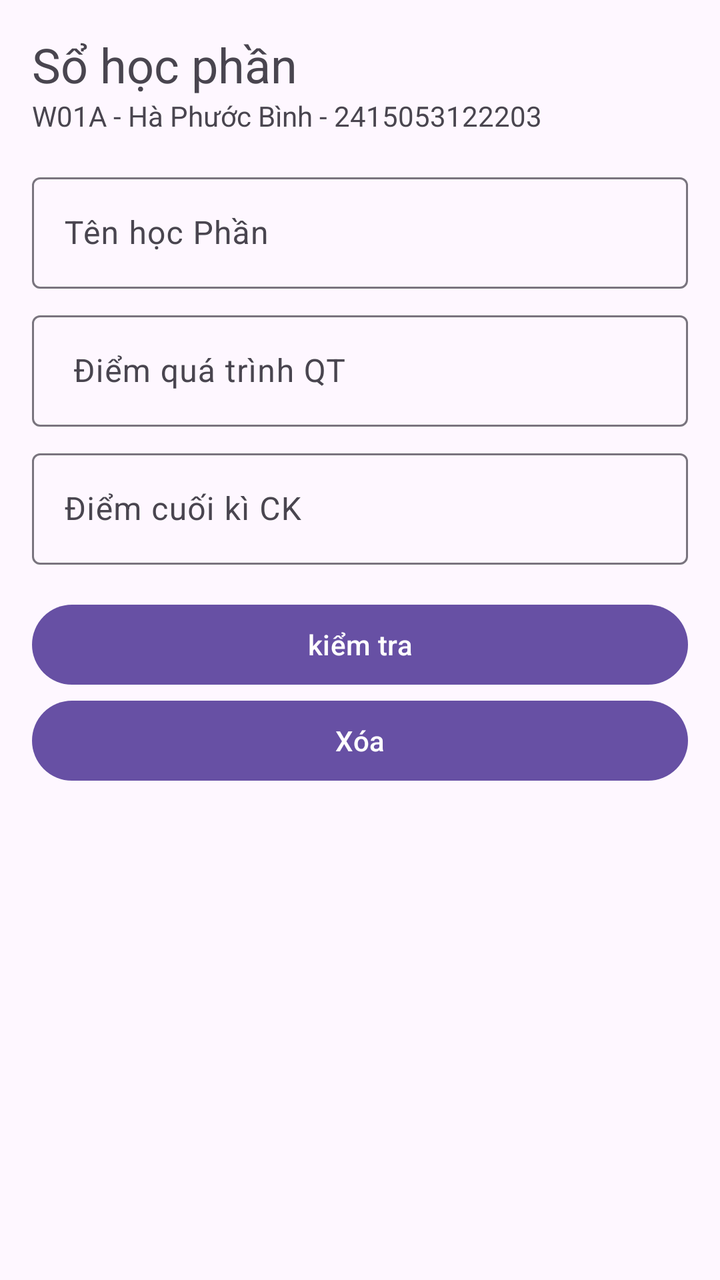
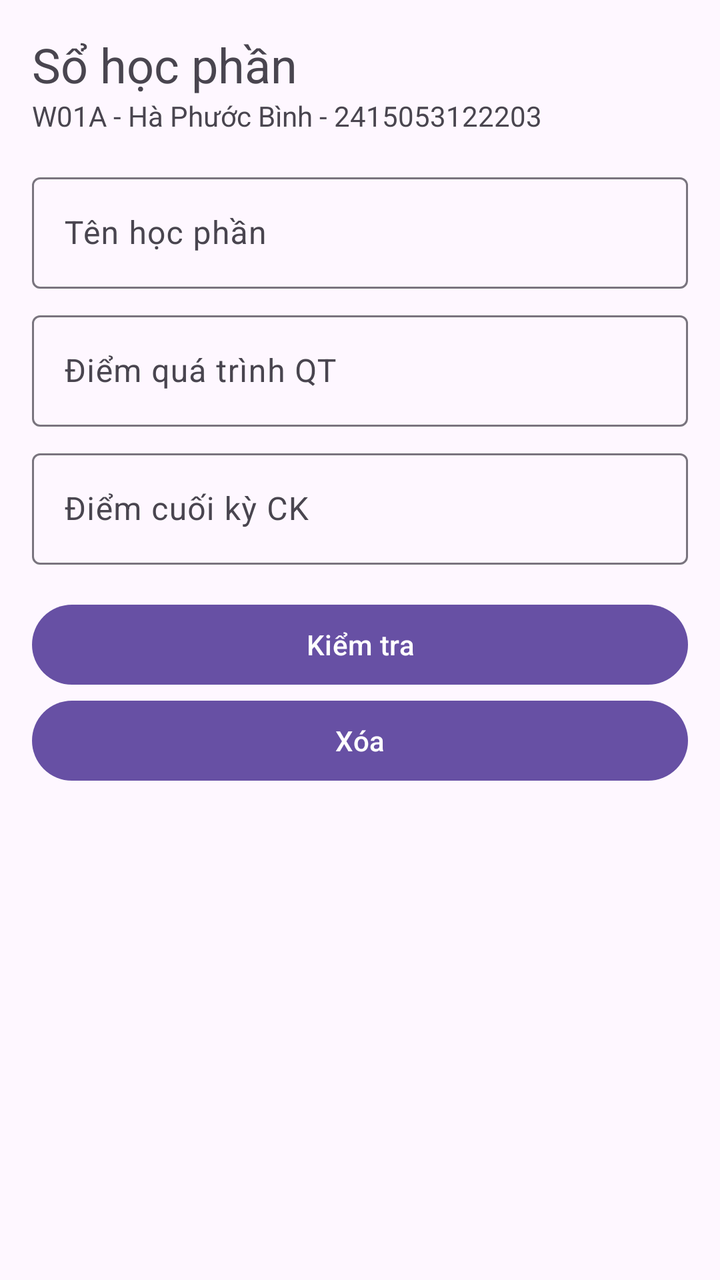

Before-and-after screenshots of an Android layout around one commit, followed by the original layout XML and the change that was made.
<!-- AndroidManifest.xml: application theme Theme._126TLTTD01_2415053122203 -->
<!-- res/layout/activity_main.xml -->
<?xml version="1.0" encoding="utf-8"?>
<ScrollView xmlns:android="http://schemas.android.com/apk/res/android"
    android:id="@+id/main"
    android:layout_width="match_parent"
    android:layout_height="match_parent">
<LinearLayout
  android:layout_width="match_parent"
  android:layout_height="wrap_content"
  android:orientation="vertical"
    android:padding="16dp">
    <TextView
        android:layout_width="wrap_content"
        android:layout_height="wrap_content"
        android:text="Sổ học phần"
        android:textSize="24sp"/>
    <TextView
        android:layout_width="wrap_content"
        android:layout_height="wrap_content"
        android:text="W01A - Hà Phước Bình - 2415053122203" />
    <com.google.android.material.textfield.TextInputLayout
        android:id="@+id/tilTen"
        android:layout_width="match_parent"
        android:layout_height="wrap_content"
        android:layout_marginTop="16dp"
        android:hint="Tên học Phần">
        <com.google.android.material.textfield.TextInputEditText
            android:id="@+id/edtTen"
            android:layout_width="match_parent"
            android:layout_height="wrap_content" />
    </com.google.android.material.textfield.TextInputLayout>
    <com.google.android.material.textfield.TextInputLayout
        android:id="@+id/tiLQT"
        android:layout_width="match_parent"
        android:layout_height="wrap_content"
        android:layout_marginTop="8dp"
        android:hint=" Điểm quá trình QT">
     <com.google.android.material.textfield.TextInputEditText
         android:id="@+id/edtQt"
         android:layout_width="match_parent"
         android:layout_height="wrap_content"
         android:inputType="numberDecimal"/>
    </com.google.android.material.textfield.TextInputLayout>
    <com.google.android.material.textfield.TextInputLayout
        android:id="@+id/tiLCk"
        android:layout_width="match_parent"
        android:layout_height="wrap_content"
        android:layout_marginTop="8dp"
        android:hint="Điểm cuối kì CK">
     <com.google.android.material.textfield.TextInputEditText
         android:id="@+id/edtCk"
         android:layout_width="match_parent"
         android:layout_height="wrap_content"
         android:inputType="numberDecimal"/>
    </com.google.android.material.textfield.TextInputLayout>
    <com.google.android.material.button.MaterialButton
        android:id="@+id/btnKiemTra"
        android:layout_width="match_parent"
        android:layout_height="wrap_content"
        android:layout_marginTop="16dp"
        android:text="kiểm tra"/>
    <com.google.android.material.button.MaterialButton
        android:id="@+id/btnXoa"
        android:layout_width="match_parent"
        android:layout_height="wrap_content"
        android:text="Xóa"/>
    <TextView
        android:id="@+id/txtKetqua"
        android:layout_width="match_parent"
        android:layout_height="wrap_content"
        android:layout_marginTop="16dp"/>
</LinearLayout>
</ScrollView>
<!-- resources referenced by this layout -->
<resources>
  <style name="Theme._126TLTTD01_2415053122203" parent="Base.Theme._126TLTTD01_2415053122203" />
  <style name="Base.Theme._126TLTTD01_2415053122203" parent="Theme.Material3.DayNight.NoActionBar">
          
          
      </style>
</resources>

<!-- the commit's change to res/layout/activity_main.xml (unified diff, before → after) -->
@@ -3,70 +3,82 @@
     android:id="@+id/main"
     android:layout_width="match_parent"
     android:layout_height="match_parent">
-<LinearLayout
-  android:layout_width="match_parent"
-  android:layout_height="wrap_content"
-  android:orientation="vertical"
-    android:padding="16dp">
-    <TextView
-        android:layout_width="wrap_content"
-        android:layout_height="wrap_content"
-        android:text="Sổ học phần"
-        android:textSize="24sp"/>
-    <TextView
-        android:layout_width="wrap_content"
-        android:layout_height="wrap_content"
-        android:text="W01A - Hà Phước Bình - 2415053122203" />
-    <com.google.android.material.textfield.TextInputLayout
-        android:id="@+id/tilTen"
+
+    <LinearLayout
         android:layout_width="match_parent"
         android:layout_height="wrap_content"
-        android:layout_marginTop="16dp"
-        android:hint="Tên học Phần">
-        <com.google.android.material.textfield.TextInputEditText
-            android:id="@+id/edtTen"
+        android:orientation="vertical"
+        android:padding="16dp">
+
+        <TextView
+            android:layout_width="wrap_content"
+            android:layout_height="wrap_content"
+            android:text="Sổ học phần"
+            android:textSize="24sp" />
+
+        <TextView
+            android:layout_width="wrap_content"
+            android:layout_height="wrap_content"
+            android:text="W01A - Hà Phước Bình - 2415053122203" />
+
+        <com.google.android.material.textfield.TextInputLayout
+            android:id="@+id/tilTen"
             android:layout_width="match_parent"
-            android:layout_height="wrap_content" />
-    </com.google.android.material.textfield.TextInputLayout>
-    <com.google.android.material.textfield.TextInputLayout
-        android:id="@+id/tiLQT"
-        android:layout_width="match_parent"
-        android:layout_height="wrap_content"
-        android:layout_marginTop="8dp"
-        android:hint=" Điểm quá trình QT">
-     <com.google.android.material.textfield.TextInputEditText
-         android:id="@+id/edtQt"
-         android:layout_width="match_parent"
-         android:layout_height="wrap_content"
-         android:inputType="numberDecimal"/>
-    </com.google.android.material.textfield.TextInputLayout>
-    <com.google.android.material.textfield.TextInputLayout
-        android:id="@+id/tiLCk"
-        android:layout_width="match_parent"
-        android:layout_height="wrap_content"
-        android:layout_marginTop="8dp"
-        android:hint="Điểm cuối kì CK">
-     <com.google.android.material.textfield.TextInputEditText
-         android:id="@+id/edtCk"
-         android:layout_width="match_parent"
-         android:layout_height="wrap_content"
-         android:inputType="numberDecimal"/>
-    </com.google.android.material.textfield.TextInputLayout>
-    <com.google.android.material.button.MaterialButton
-        android:id="@+id/btnKiemTra"
-        android:layout_width="match_parent"
-        android:layout_height="wrap_content"
-        android:layout_marginTop="16dp"
-        android:text="kiểm tra"/>
-    <com.google.android.material.button.MaterialButton
-        android:id="@+id/btnXoa"
-        android:layout_width="match_parent"
-        android:layout_height="wrap_content"
-        android:text="Xóa"/>
-    <TextView
-        android:id="@+id/txtKetqua"
-        android:layout_width="match_parent"
-        android:layout_height="wrap_content"
-        android:layout_marginTop="16dp"/>
-</LinearLayout>
+            android:layout_height="wrap_content"
+            android:layout_marginTop="16dp"
+            android:hint="Tên học phần">
+
+            <com.google.android.material.textfield.TextInputEditText
+                android:id="@+id/edtTen"
+                android:layout_width="match_parent"
+                android:layout_height="wrap_content" />
+        </com.google.android.material.textfield.TextInputLayout>
+
+        <com.google.android.material.textfield.TextInputLayout
+            android:id="@+id/tilQt"
+            android:layout_width="match_parent"
+            android:layout_height="wrap_content"
+            android:layout_marginTop="8dp"
+            android:hint="Điểm quá trình QT">
+
+            <com.google.android.material.textfield.TextInputEditText
+                android:id="@+id/edtQt"
+                android:layout_width="match_parent"
+                android:layout_height="wrap_content"
+                android:inputType="numberDecimal" />
+        </com.google.android.material.textfield.TextInputLayout>
+
+        <com.google.android.material.textfield.TextInputLayout
+            android:id="@+id/tilCk"
+            android:layout_width="match_parent"
+            android:layout_height="wrap_content"
+            android:layout_marginTop="8dp"
+            android:hint="Điểm cuối kỳ CK">
+
+            <com.google.android.material.textfield.TextInputEditText
+                android:id="@+id/edtCk"
+                android:layout_width="match_parent"
+                android:layout_height="wrap_content"
+                android:inputType="numberDecimal" />
+        </com.google.android.material.textfield.TextInputLayout>
+
+        <com.google.android.material.button.MaterialButton
+            android:id="@+id/btnKiemTra"
+            android:layout_width="match_parent"
+            android:layout_height="wrap_content"
+            android:layout_marginTop="16dp"
+            android:text="Kiểm tra" />
+
+        <com.google.android.material.button.MaterialButton
+            android:id="@+id/btnXoa"
+            android:layout_width="match_parent"
+            android:layout_height="wrap_content"
+            android:text="Xóa" />
+
+        <TextView
+            android:id="@+id/txtKetQua"
+            android:layout_width="match_parent"
+            android:layout_height="wrap_content"
+            android:layout_marginTop="16dp" />
+    </LinearLayout>
 </ScrollView>
